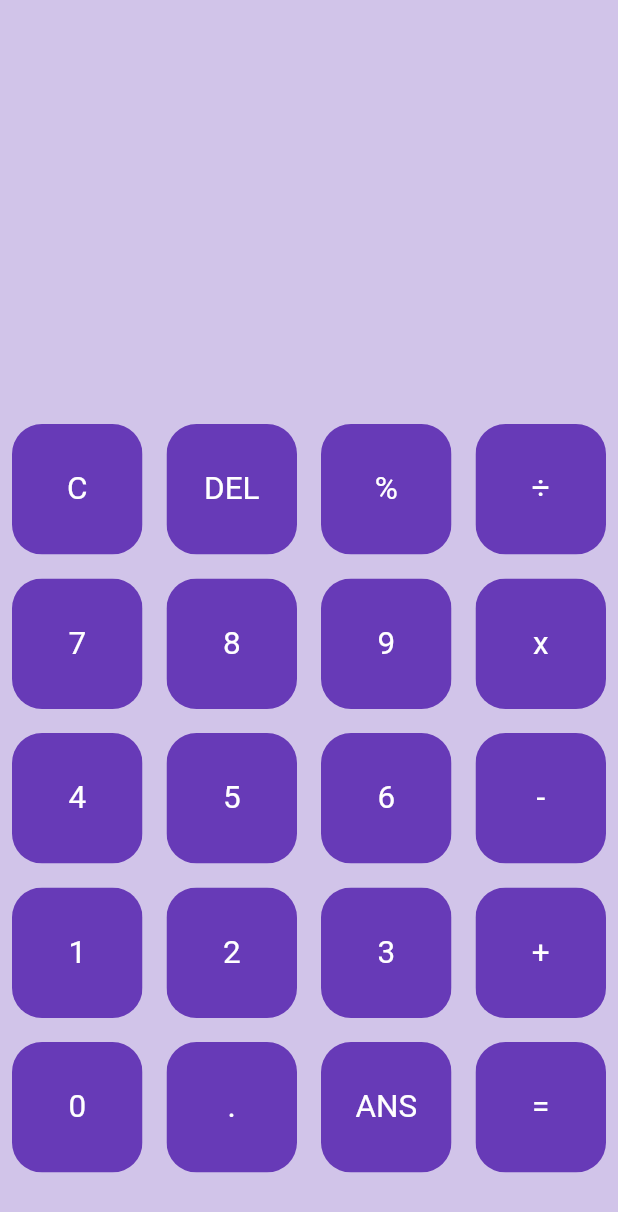
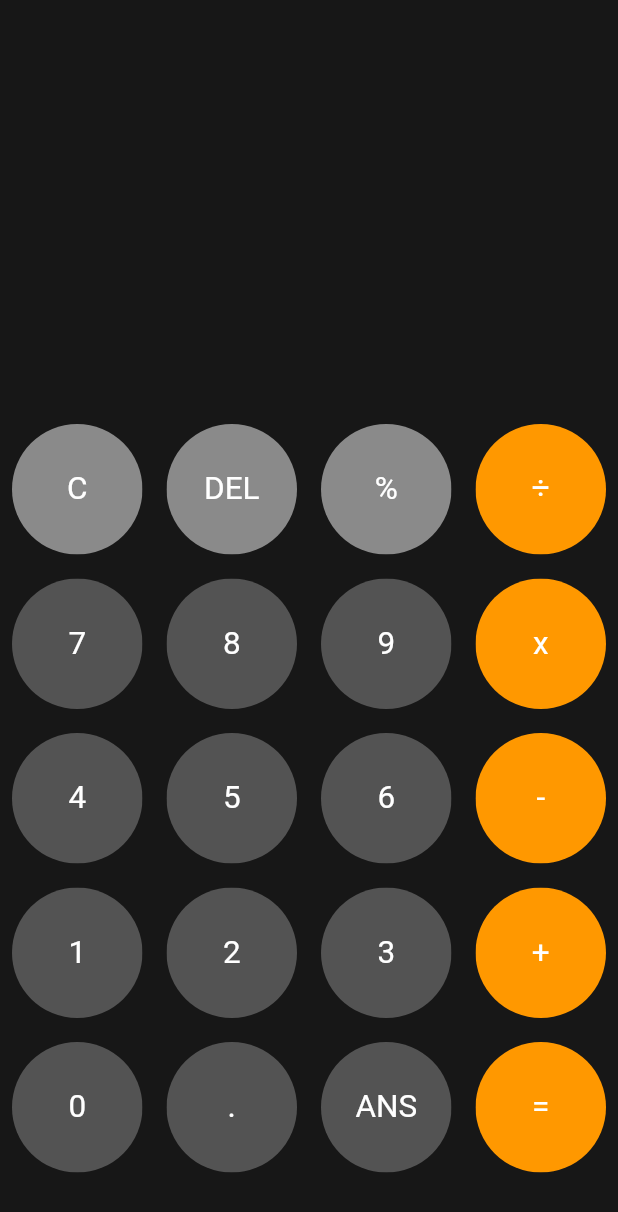
Before and after one commit to mishamarkov15/CalculatorFlutter, a Flutter app: the screen it shows after launch, on a phone screen of 412 x 824 dp. Shown: the top 1212 px of the screen. Run offline on Flutter 3.47's test engine with Material 2 defaults, Android fonts, the phone set to English and light mode, and no system bars.

Commit message:
Изменен цвет 3 верхних кнопок

```diff
--- a/lib/Buttons.dart
+++ b/lib/Buttons.dart
@@ -13,7 +13,7 @@ class Button extends StatelessWidget {
     return Padding(
       padding: const EdgeInsets.all(8.0),
       child: ClipRRect(
-        borderRadius: BorderRadius.circular(20),
+        borderRadius: BorderRadius.circular(60),
         child: Container(
           color: this.color,
           child: Center(
--- a/lib/main.dart
+++ b/lib/main.dart
@@ -45,7 +45,7 @@ class _HomePageState extends State<HomePage> {
   @override
   Widget build(BuildContext context) {
     return Scaffold(
-        backgroundColor: Colors.deepPurple[100],
+        backgroundColor: Color.fromARGB(255, 23, 23, 23),
         body: Column(
           children: <Widget>[
             Expanded(
@@ -59,14 +59,31 @@ class _HomePageState extends State<HomePage> {
                       gridDelegate: SliverGridDelegateWithFixedCrossAxisCount(
                           crossAxisCount: 4),
                       itemBuilder: (BuildContext context, int index) {
-                        return Button(
-                          buttonText: buttons[index],
-                          color: Colors.deepPurple,
-                          textColor: Colors.white,
-                        );
+                        if (index >= 0 && index <= 2) {
+                          return Button(
+                              buttonText: buttons[index],
+                              color: Color.fromARGB(255, 138, 138, 138),
+                              textColor: Colors.white);
+                        } else {
+                          return Button(
+                            buttonText: buttons[index],
+                            color: isOperator(buttons[index])
+                                ? Colors.orange
+                                : Color.fromARGB(255, 83, 83, 83),
+                            textColor: Colors.white,
+                          );
+                        }
                       })),
             ),
           ],
         ));
   }
+
+  bool isOperator(String btnText) {
+    return btnText == '÷' ||
+        btnText == 'x' ||
+        btnText == '-' ||
+        btnText == '+' ||
+        btnText == '=';
+  }
 }
```
